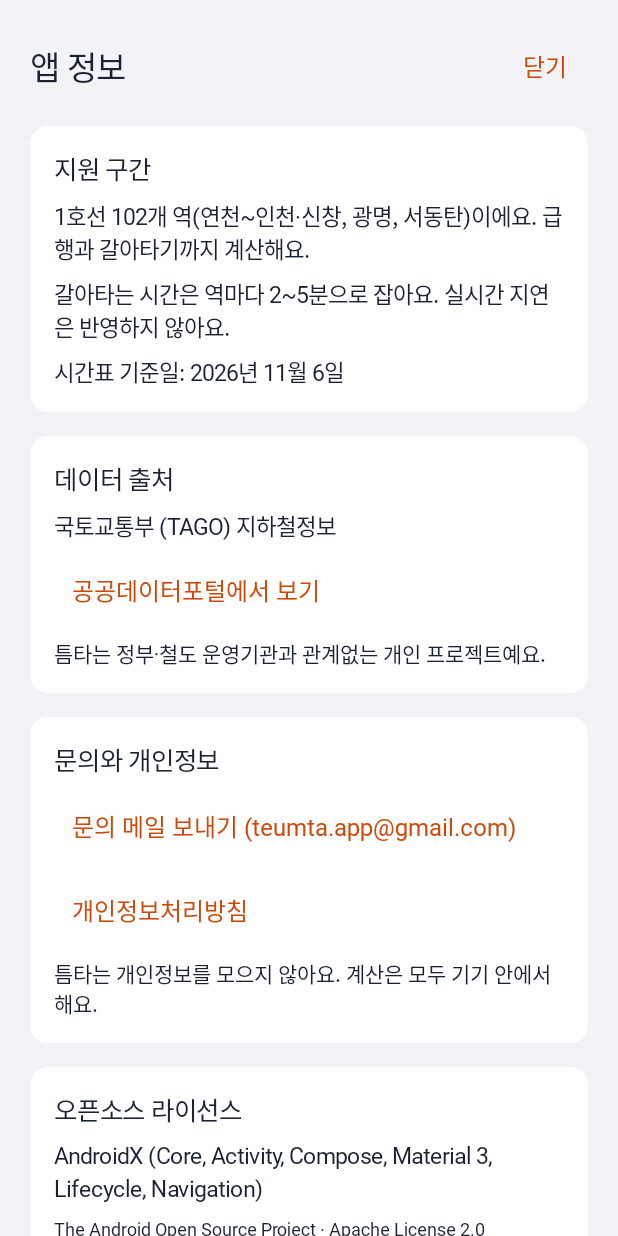
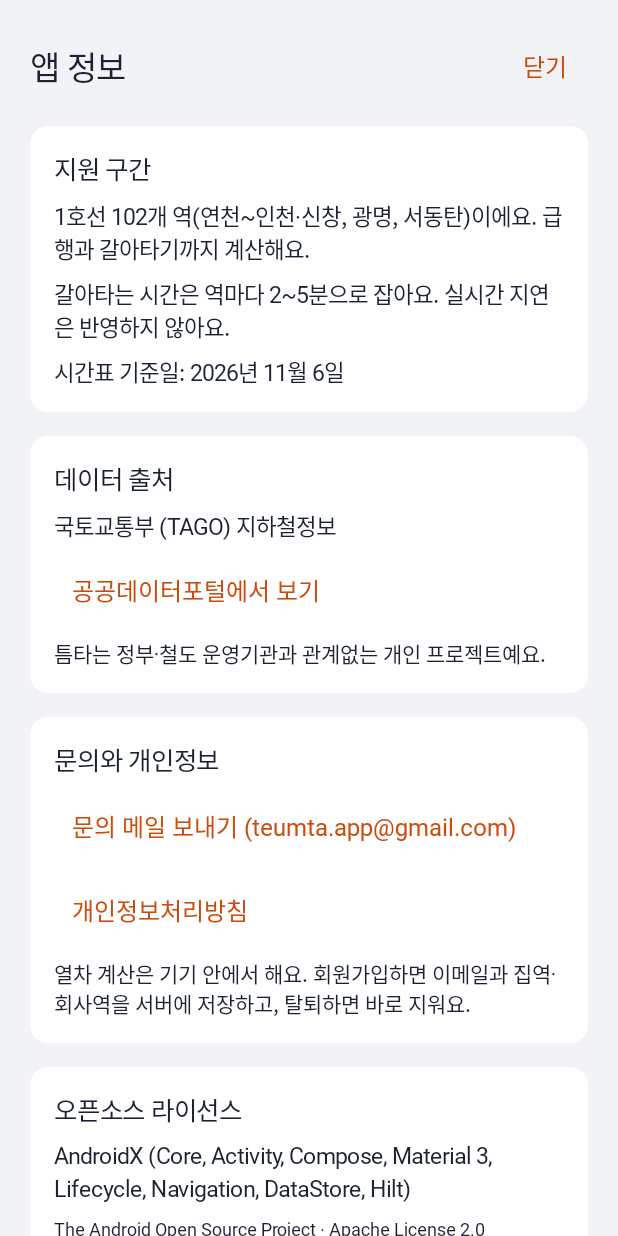
Before and after one commit to Teumta/Teumta-Android, an Android app built with Jetpack Compose: the InfoScreen screen opened through its navigation route, on a phone screen of 412 x 824 dp. Run offline under Robolectric (Android 15) with nearby library versions, the phone set to English and light mode, and no system bars; our stand-ins replace Dagger/Hilt's generated code; libraries missing offline, so code that uses them is left out: androidx.hilt.lifecycle; network calls fail; Roboto replaces fonts that are not available here; 1 statement that could not run was skipped.

Commit message:
[#35]- docs: 앱 정보 문구와 오픈소스 목록

```diff
--- a/app/src/main/java/com/teumta/app/ui/info/AppInfo.kt
+++ b/app/src/main/java/com/teumta/app/ui/info/AppInfo.kt
@@ -13,8 +13,10 @@ object AppInfo {
 data class OpenSourceLicense(val name: String, val owner: String, val license: String)
 
 val OPEN_SOURCE_LICENSES = listOf(
-    OpenSourceLicense("AndroidX (Core, Activity, Compose, Material 3, Lifecycle, Navigation)", "The Android Open Source Project", "Apache License 2.0"),
+    OpenSourceLicense("AndroidX (Core, Activity, Compose, Material 3, Lifecycle, Navigation, DataStore, Hilt)", "The Android Open Source Project", "Apache License 2.0"),
     OpenSourceLicense("Kotlin, kotlinx.coroutines, kotlinx.serialization", "JetBrains s.r.o.", "Apache License 2.0"),
+    OpenSourceLicense("Dagger, Hilt", "The Dagger Authors", "Apache License 2.0"),
+    OpenSourceLicense("Retrofit, OkHttp", "Square, Inc.", "Apache License 2.0"),
     OpenSourceLicense("Pretendard (글꼴)", "Kil Hyung-jin", "SIL Open Font License 1.1"),
 )
 
--- a/app/src/main/java/com/teumta/app/ui/info/InfoScreen.kt
+++ b/app/src/main/java/com/teumta/app/ui/info/InfoScreen.kt
@@ -64,7 +64,7 @@ fun InfoScreen(onBack: () -> Unit) {
             Section("문의와 개인정보") {
                 LinkButton("문의 메일 보내기 (${AppInfo.CONTACT_EMAIL})") { open("mailto:${AppInfo.CONTACT_EMAIL}") }
                 LinkButton("개인정보처리방침") { open(AppInfo.PRIVACY_URL) }
-                Text("틈타는 개인정보를 모으지 않아요. 계산은 모두 기기 안에서 해요.", style = MaterialTheme.typography.bodyMedium)
+                Text("열차 계산은 기기 안에서 해요. 회원가입하면 이메일과 집역·회사역을 서버에 저장하고, 탈퇴하면 바로 지워요.", style = MaterialTheme.typography.bodyMedium)
             }
 
             Section("오픈소스 라이선스") {
```
